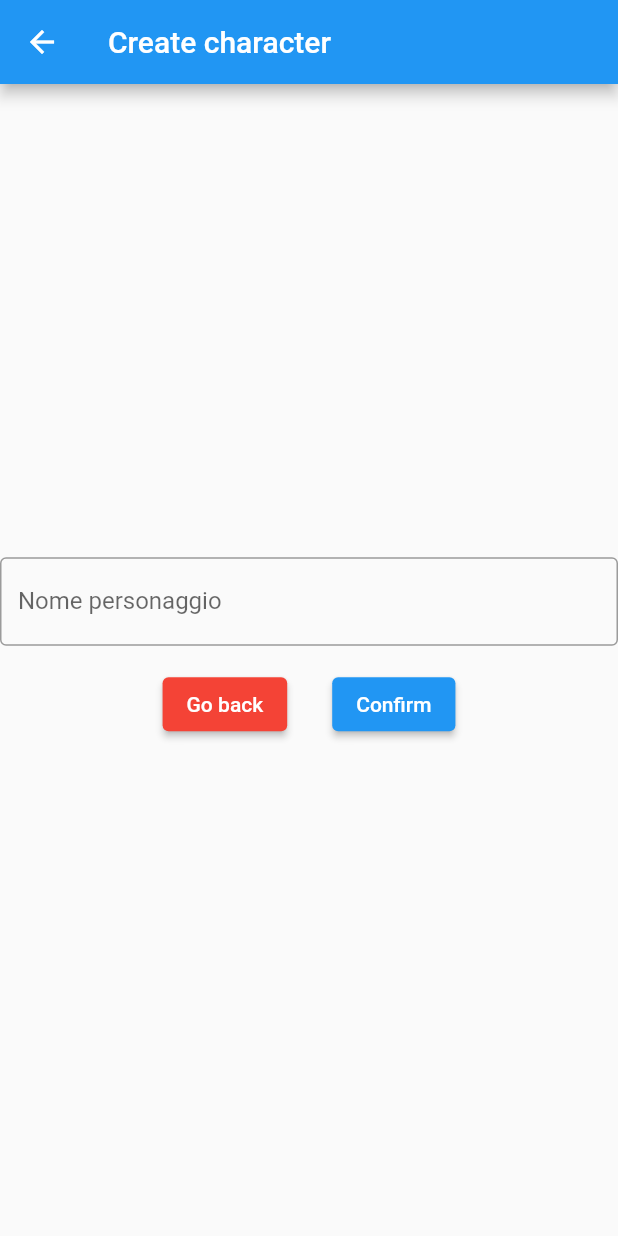
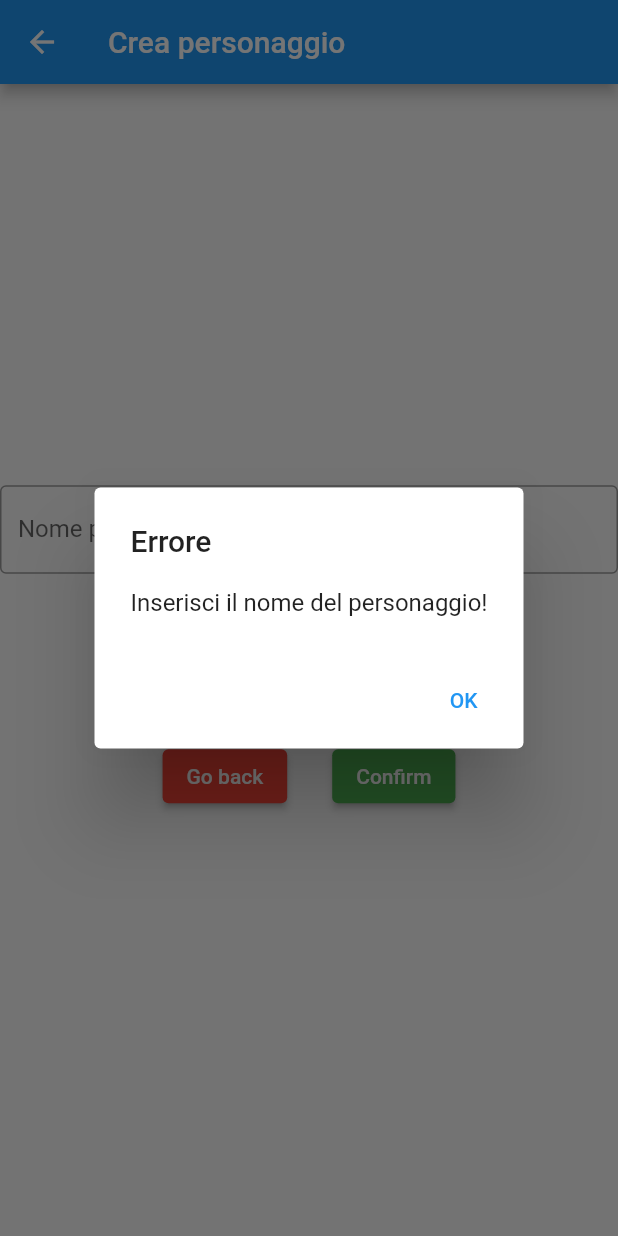
Before and after one commit to MattPy03/game_kidmo, a Flutter app: the SecondRoute screen opened directly, after a tap on "Confirm", on a phone screen of 412 x 824 dp. Run offline on Flutter 3.47's test engine with Material 2 defaults, Android fonts, the phone set to English and light mode, and no system bars.

Commit message:
finished the character creation page

```diff
--- a/lib/main.dart
+++ b/lib/main.dart
@@ -74,7 +74,8 @@ class _MyHomePageState extends State<MyHomePage> {
                   Icons.add,
                   size: 26.0,
                 ),
-              ))
+              )
+          )
         ],
       ),
       body: Center(
@@ -86,14 +87,23 @@ class _MyHomePageState extends State<MyHomePage> {
   }
 }
 
-class SecondRoute extends StatelessWidget {
+class SecondRoute extends StatefulWidget {
+
+  _SecondRouteState createState() => _SecondRouteState();
+}
+
+class _SecondRouteState extends State<SecondRoute> {
+  String textValueRace = "Umano";
+  String textValueClass = "Reietto";
+  List<String> _itemsRace = ['Umano', 'Orco', 'Nano', 'Elfo', 'Mezzo-Orco', 'Mezzo-Elfo', 'Mezzo-Umano'];
+  List<String> _itemsClass = ['Reietto', 'Mago', 'Guerriero', 'Bardo', 'Stregone'];
 
   verifyForm(BuildContext context) {
 
     // set up the AlertDialog
     AlertDialog alert = AlertDialog(
-      title: Text("Error"),
-      content: Text("Enter all the values."),
+      title: Text("Errore"),
+      content: Text("Inserisci il nome del personaggio!"),
       actions: [
         TextButton(
           child: Text("OK"),
@@ -111,11 +121,13 @@ class SecondRoute extends StatelessWidget {
     );
   }
 
+  TextEditingController characterName = TextEditingController();
+
   @override
   Widget build(BuildContext context) {
     return Scaffold(
       appBar: AppBar(
-        title: Text('Create character'),
+        title: Text('Crea personaggio'),
       ),
       body: Center (
         child: Column(
@@ -126,6 +138,40 @@ class SecondRoute extends StatelessWidget {
                 border: OutlineInputBorder(),
                 labelText: 'Nome personaggio'
               ),
+              controller: characterName,
+              validator: (value) {},
+            ),
+
+            DropdownButton(
+              hint: Text("Scegli la razza"),
+              onChanged: (String? newValue) {
+                setState(() {
+                  textValueRace = newValue!;
+                });
+              },
+              value: textValueRace,
+              items: _itemsRace.map((location) {
+                return DropdownMenuItem(
+                  child: new Text(location),
+                  value: location,
+                );
+              }).toList(),
+            ),
+
+            DropdownButton(
+              hint: Text("Scegli la classe"),
+              onChanged: (String? newValue) {
+                setState(() {
+                  textValueClass = newValue!;
+                });
+              },
+              value: textValueClass,
+              items: _itemsClass.map((location) {
+                return DropdownMenuItem(
+                  child: new Text(location),
+                  value: location,
+                );
+              }).toList(),
             ),
 
             Row(
@@ -146,16 +192,18 @@ class SecondRoute extends StatelessWidget {
                   padding: const EdgeInsets.all(15),
                   child:
                     ElevatedButton(
-                    onPressed: () {
+                      style: ElevatedButton.styleFrom(
+                        primary: Colors.green
+                      ),
+                      onPressed: () {
 
-                      //Controllo textfield se ci sono dati o meno
+                        if (characterName.text == "") {
+                          verifyForm(context);
+                        }
 
-                      // if () {
-                      //   verifyForm(context);
-                      // }
-                    },
-                    child: Text("Confirm")
-                  )
+                      },
+                      child: Text("Confirm")
+                    )
                 )
               ]
             )
```
